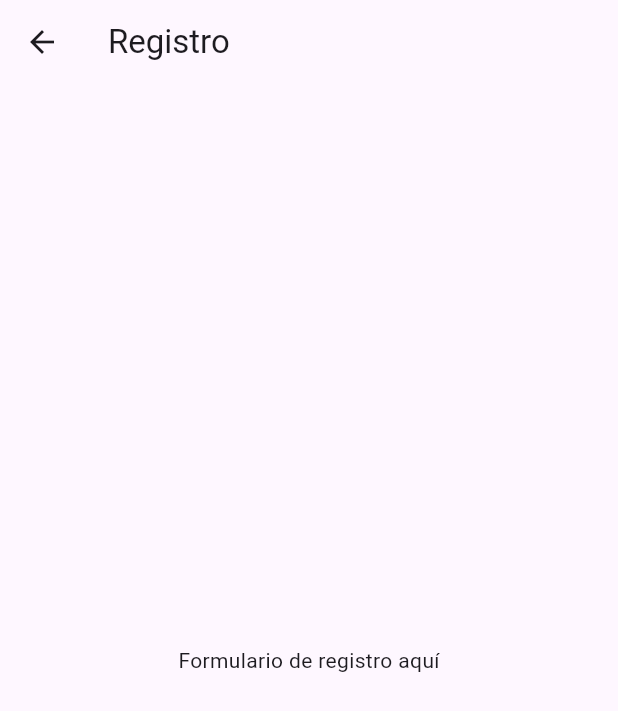
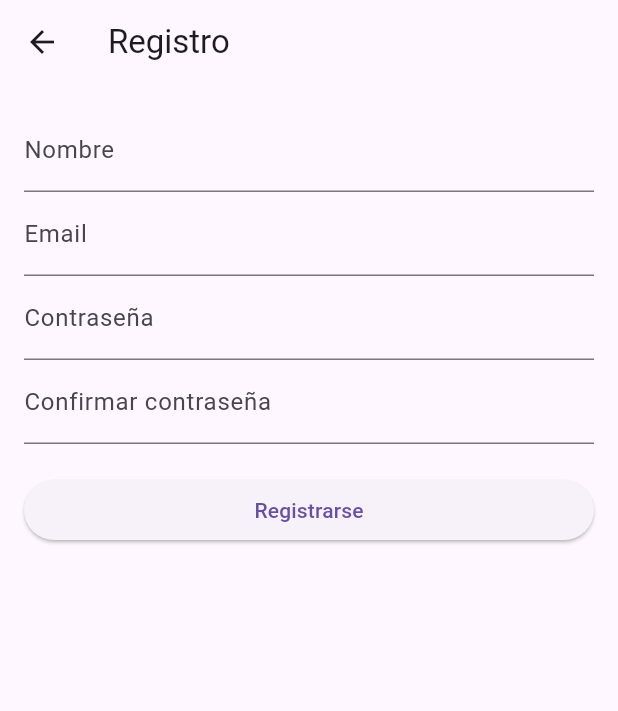
Before and after one commit to martinartacho/hartacho_app, a Flutter app: the RegisterScreen screen opened by its route, on a phone screen of 412 x 824 dp. Shown: the top 711 px of the screen. Run offline on Flutter 3.47's test engine with Material 3 defaults, Android fonts, the phone set to English and light mode, and no system bars; our stand-ins replace dio, flutter_svg, shared_preferences, webview_flutter; missing offline and left inert: webview_flutter_web; accounts and stored records are empty; network calls fail.

```diff
--- a/lib/main.dart
+++ b/lib/main.dart
@@ -5,6 +5,7 @@ import 'screens/register_screen.dart';
 import 'screens/forgot_password_screen.dart';
 import 'screens/help_screen.dart';
 import 'screens/welcome_screen.dart';
+import 'screens/dashboard_screen.dart';
 
 void main() {
   runApp(const MyApp());
@@ -21,12 +22,13 @@ class MyApp extends StatelessWidget {
       theme: ThemeData(primarySwatch: Colors.blue),
       initialRoute: '/',
       routes: {
-        '/': (context) => const SplashScreen(),
+        '/': (context) => SplashScreen(),
         '/welcome': (context) => const WelcomeScreen(),
         '/login': (context) => const LoginScreen(),
         '/register': (context) => const RegisterScreen(),
         '/forgot-password': (context) => const ForgotPasswordScreen(),
         '/help': (context) => const HelpScreen(),
+        '/dashboard': (context) => const DashboardScreen(),
       },
     );
   }
--- a/lib/screens/register_screen.dart
+++ b/lib/screens/register_screen.dart
@@ -1,13 +1,131 @@
+import 'package:flutter/foundation.dart';
 import 'package:flutter/material.dart';
+import 'package:dio/dio.dart';
+import '../services/api_service.dart'; // crea este archivo si aún no lo tienes
+import '../screens/dashboard_screen.dart'; // crea esto más adelante
+import 'dart:convert'; // Para usar jsonEncode
+import 'package:shared_preferences/shared_preferences.dart'; // Para usar SharedPreferences
 
-class RegisterScreen extends StatelessWidget {
+class RegisterScreen extends StatefulWidget {
   const RegisterScreen({super.key});
+
+  @override
+  State<RegisterScreen> createState() => _RegisterScreenState();
+}
+
+class _RegisterScreenState extends State<RegisterScreen> {
+  final _formKey = GlobalKey<FormState>();
+
+  final _nameController = TextEditingController();
+  final _emailController = TextEditingController();
+  final _passwordController = TextEditingController();
+  final _passwordConfirmController = TextEditingController();
+
+  bool _isLoading = false;
+  String? _errorMessage;
+
+  Future<void> _register() async {
+    if (!_formKey.currentState!.validate()) return;
+
+    setState(() {
+      _isLoading = true;
+      _errorMessage = null;
+    });
+
+    try {
+      final response = await ApiService().post('/register', {
+        'name': _nameController.text.trim(),
+        'email': _emailController.text.trim(),
+        'password': _passwordController.text,
+        'password_confirmation': _passwordConfirmController.text,
+      });
+      if (kDebugMode) {
+        print(response);
+      }
+
+      final token = response.data['access_token'];
+      final user = response.data['user'];
+
+      print('✅ Registro exitoso');
+      print('Token: $token');
+      print('Usuario: $user');
+
+      // Guardar en SharedPreferences
+      final prefs = await SharedPreferences.getInstance();
+      await prefs.setString('token', token);
+      await prefs.setString('user', jsonEncode(user));
+
+      //  Navigator.pushReplacementNamed(context, '/dashboard');
+      Navigator.of(context).pushReplacement(
+        MaterialPageRoute(builder: (context) => const DashboardScreen()),
+      );
+    } on DioException catch (e) {
+      print('❌ Error en el registro');
+      print(e.response?.data);
+      print(e.message);
+
+      setState(() {
+        _errorMessage = e.response?.data['message'] ?? 'Error inesperado';
+      });
+    } finally {
+      setState(() => _isLoading = false);
+    }
+  }
 
   @override
   Widget build(BuildContext context) {
     return Scaffold(
       appBar: AppBar(title: const Text('Registro')),
-      body: const Center(child: Text('Formulario de registro aquí')),
+      body: Padding(
+        padding: const EdgeInsets.all(16.0),
+        child: Form(
+          key: _formKey,
+          child: ListView(
+            children: [
+              if (_errorMessage != null)
+                Text(_errorMessage!, style: const TextStyle(color: Colors.red)),
+              TextFormField(
+                controller: _nameController,
+                decoration: const InputDecoration(labelText: 'Nombre'),
+                validator: (value) =>
+                    value!.isEmpty ? 'El nombre es obligatorio' : null,
+              ),
+              TextFormField(
+                controller: _emailController,
+                decoration: const InputDecoration(labelText: 'Email'),
+                validator: (value) => value!.isEmpty
+                    ? 'El email es obligatorio'
+                    : (!value.contains('@') ? 'Email inválido' : null),
+              ),
+              TextFormField(
+                controller: _passwordController,
+                decoration: const InputDecoration(labelText: 'Contraseña'),
+                obscureText: true,
+                validator: (value) => value!.length < 6
+                    ? 'Debe tener al menos 6 caracteres'
+                    : null,
+              ),
+              TextFormField(
+                controller: _passwordConfirmController,
+                decoration: const InputDecoration(
+                  labelText: 'Confirmar contraseña',
+                ),
+                obscureText: true,
+                validator: (value) => value != _passwordController.text
+                    ? 'Las contraseñas no coinciden'
+                    : null,
+              ),
+              const SizedBox(height: 20),
+              ElevatedButton(
+                onPressed: _isLoading ? null : _register,
+                child: _isLoading
+                    ? const CircularProgressIndicator()
+                    : const Text('Registrarse'),
+              ),
+            ],
+          ),
+        ),
+      ),
     );
   }
 }
--- a/lib/screens/splash_screen.dart
+++ b/lib/screens/splash_screen.dart
@@ -21,7 +21,7 @@ class _SplashScreenState extends State<SplashScreen> {
     if (!mounted) return;
 
     if (isLoggedIn) {
-      Navigator.pushReplacementNamed(context, '/home');
+      Navigator.pushReplacementNamed(context, '/dashboard');
     } else {
       Navigator.pushReplacementNamed(context, '/welcome');
     }
--- a/lib/screens/welcome_screen.dart
+++ b/lib/screens/welcome_screen.dart
@@ -14,11 +14,10 @@ class WelcomeScreen extends StatelessWidget {
             mainAxisAlignment: MainAxisAlignment.center,
             crossAxisAlignment: CrossAxisAlignment.center,
             children: [
-              //const FlutterLogo(size: 100),
               SvgPicture.asset('assets/images/h.svg', height: 120),
               const SizedBox(height: 20),
               const Text(
-                '¡Bienvenido a Hartacho!',
+                '¡Welcome a Hartacho!',
                 textAlign: TextAlign.center,
                 style: TextStyle(fontSize: 24, fontWeight: FontWeight.bold),
               ),
--- /dev/null
+++ b/lib/services/api_service.dart
@@ -0,0 +1,20 @@
+import 'package:flutter/foundation.dart'; // Para kIsWeb
+import 'package:dio/dio.dart';
+
+class ApiService {
+  final Dio _dio = Dio(
+    BaseOptions(
+      baseUrl: kIsWeb
+          ? 'http://mhartacho.test/api' // Web
+          : 'http://10.0.2.2:8000/api', // Emulador Android
+      headers: {
+        'Content-Type': 'application/json',
+        'Accept': 'application/json',
+      },
+    ),
+  );
+
+  Future<Response> post(String path, Map<String, dynamic> data) async {
+    return await _dio.post(path, data: data);
+  }
+}
--- a/pubspec.yaml
+++ b/pubspec.yaml
@@ -35,7 +35,7 @@ dependencies:
   flutter_svg: ^2.0.9
   http: ^0.13.5
   shared_preferences: ^2.2.2
-
+  dio: ^5.4.0
 
 
   # The following adds the Cupertino Icons font to your application.
@@ -73,8 +73,7 @@ flutter:
 
   assets:
     - assets/images/h.svg
-    - assets/images/h.jpg
-    - assets/images/h.jpeg
+
 
   # An image asset can refer to one or more resolution-specific "variants", see
   # https://flutter.dev/to/resolution-aware-images
```
Also changed, not shown: lib/screens/dashboard_screen.dart (added, +128 -0 lines), lib/screens/login_screen.dart (+51 -28 lines), lib/services/auth_service.dart (+9 -3 lines), lib/widgets/webview_screen.dart (added, +45 -0 lines), assets/images/h.svg, 2 other files.
